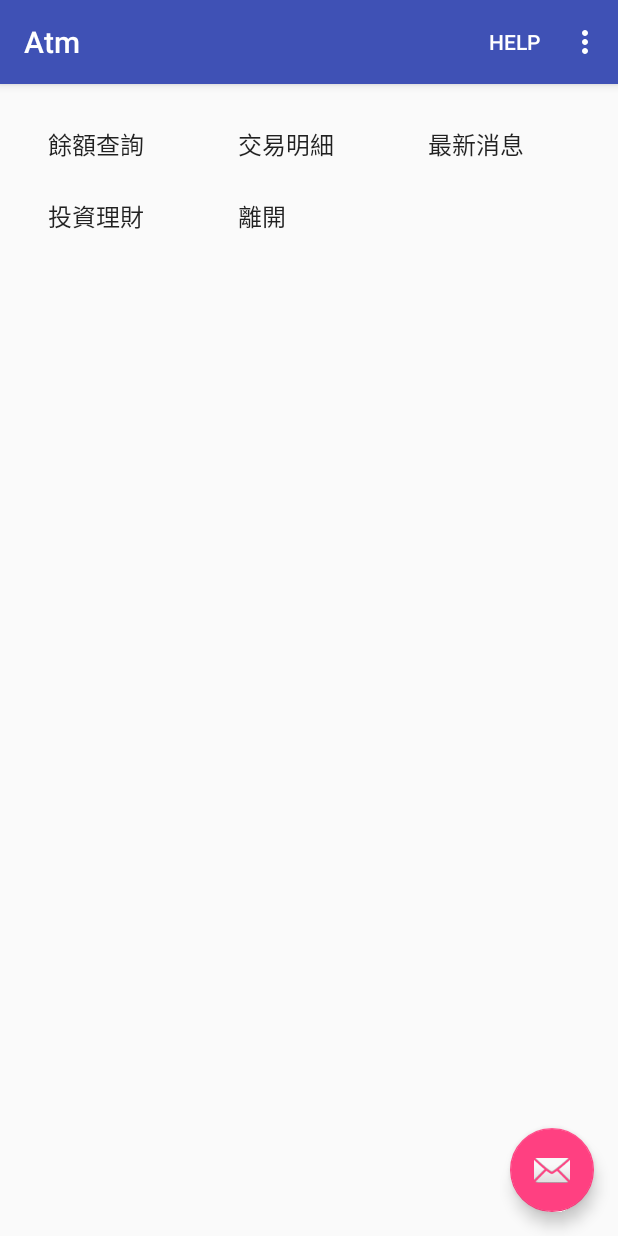
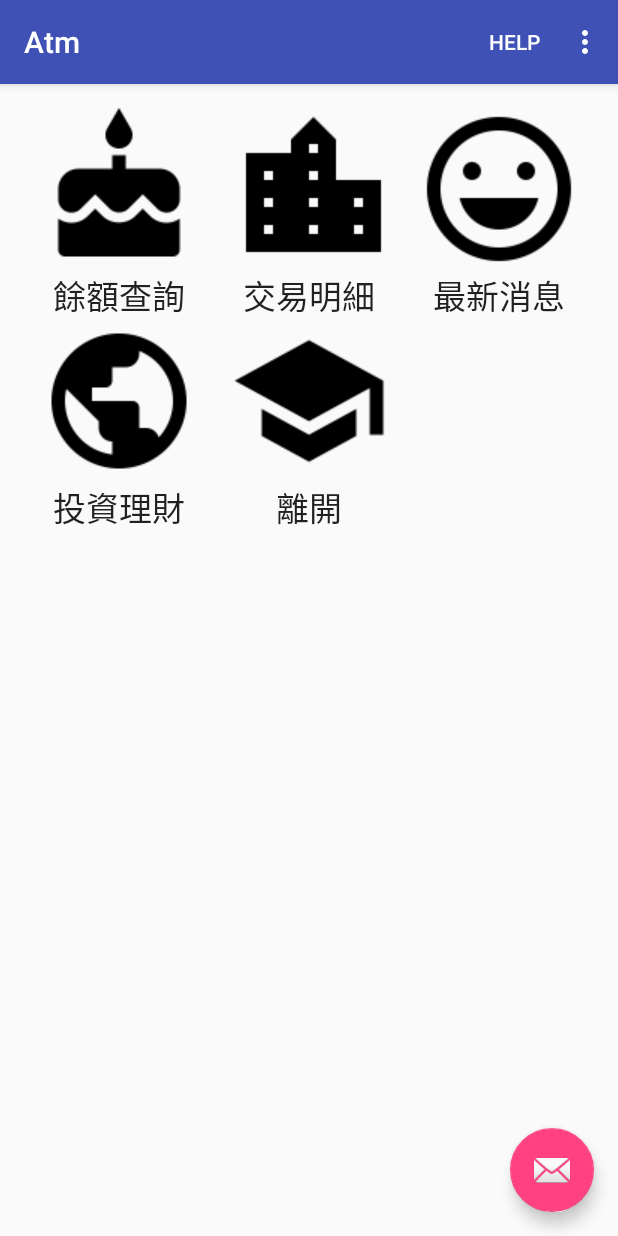
Before and after one commit to hanktom/projects16, an Android app: the MainActivity screen opened directly, with no data from a screen before it, after a tap on "餘額查詢", on a phone screen of 412 x 824 dp. Run offline under Robolectric (Android 15) with nearby library versions, the phone set to English and light mode, and no system bars.

Commit message:
客製化功能表GridView-IconAdapter

```diff
--- a/Atm/app/src/main/java/com/tom/atm/MainActivity.java
+++ b/Atm/app/src/main/java/com/tom/atm/MainActivity.java
@@ -10,11 +10,15 @@ import android.util.Log;
 import android.view.View;
 import android.view.Menu;
 import android.view.MenuItem;
+import android.view.ViewGroup;
 import android.widget.AdapterView;
 import android.widget.ArrayAdapter;
+import android.widget.BaseAdapter;
 import android.widget.GridView;
+import android.widget.ImageView;
 import android.widget.ListView;
 import android.widget.Spinner;
+import android.widget.TextView;
 import android.widget.Toast;
 
 public class MainActivity extends AppCompatActivity implements AdapterView.OnItemClickListener {
@@ -32,8 +36,9 @@ public class MainActivity extends AppCompatActivity implements AdapterView.OnIte
         setContentView(R.layout.activity_main);
         //使用GridView
         GridView grid = (GridView)findViewById(R.id.grid);
-        ArrayAdapter gAdapter =
-                new ArrayAdapter(this, android.R.layout.simple_list_item_1, func);
+//        ArrayAdapter gAdapter =
+//                new ArrayAdapter(this, android.R.layout.simple_list_item_1, func);
+        IconAdapter gAdapter = new IconAdapter();
         grid.setAdapter(gAdapter);
         grid.setOnItemClickListener(this);
         //使用Spinner
@@ -116,18 +121,45 @@ public class MainActivity extends AppCompatActivity implements AdapterView.OnIte
         return super.onOptionsItemSelected(item);
     }
 
+    class IconAdapter extends BaseAdapter{
+        @Override
+        public int getCount() {
+            return func.length;
+        }
+        @Override
+        public Object getItem(int position) {
+            return func[position];
+        }
+        @Override
+        public long getItemId(int position) {
+            return icons[position];
+        }
+        @Override
+        public View getView(int position, View convertView, ViewGroup parent) {
+            View row = convertView;
+            if (row == null){
+                row = getLayoutInflater().inflate(R.layout.item_row, null);
+                ImageView image = (ImageView) row.findViewById(R.id.item_image);
+                TextView text = (TextView) row.findViewById(R.id.item_text);
+                image.setImageResource(icons[position]);
+                text.setText(func[position]);
+            }
+            return row;
+        }
+    }
+
     @Override
     public void onItemClick(AdapterView<?> parent, View view, int position, long id) {
-        switch(position){
-            case 0:
+        switch((int)id){
+            case R.drawable.func_balance:
                 break;
-            case 1:
+            case R.drawable.func_history:
                 break;
-            case 2:
+            case R.drawable.func_news:
                 break;
-            case 3:
+            case R.drawable.func_finance:
                 break;
-            case 4: //結束
+            case R.drawable.func_exit: //結束
                 finish();
                 break;
         }
--- /dev/null
+++ b/Atm/app/src/main/res/layout/item_row.xml
@@ -0,0 +1,19 @@
+<?xml version="1.0" encoding="utf-8"?>
+<LinearLayout xmlns:android="http://schemas.android.com/apk/res/android"
+    android:orientation="vertical" android:layout_width="match_parent"
+    android:layout_height="match_parent">
+
+    <ImageView
+        android:layout_width="wrap_content"
+        android:layout_height="wrap_content"
+        android:id="@+id/item_image"
+        android:layout_gravity="center_horizontal" />
+
+    <TextView
+        android:layout_width="wrap_content"
+        android:layout_height="wrap_content"
+        android:textAppearance="?android:attr/textAppearanceLarge"
+        android:text="Large Text"
+        android:id="@+id/item_text"
+        android:layout_gravity="center_horizontal" />
+</LinearLayout>
```
